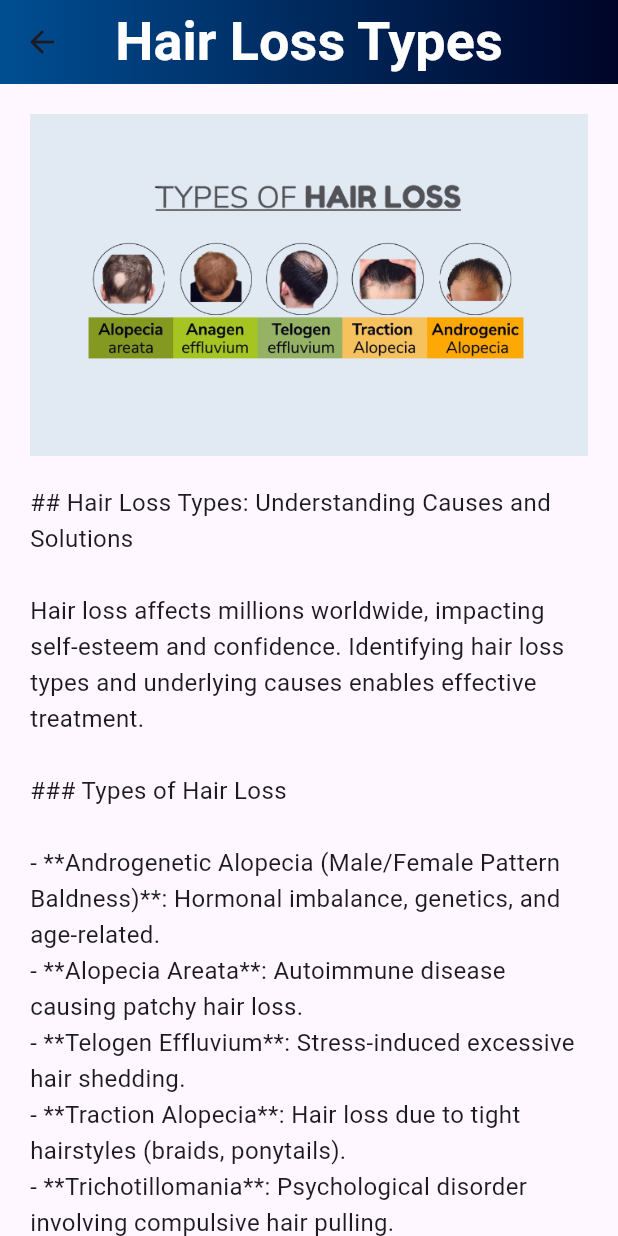
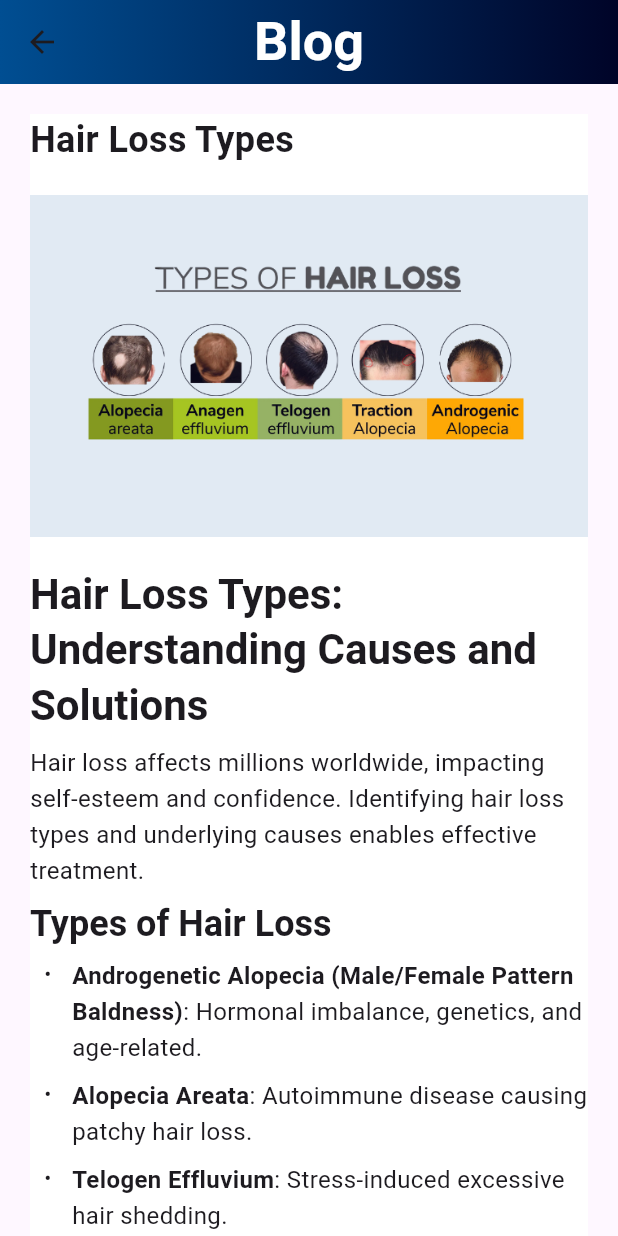
Before and after one commit to DilawarShah25/FYP-VersionControl, a Flutter app: the BlogView screen opened directly, after a tap on "Hair Loss Types", on a phone screen of 412 x 824 dp. Run offline on Flutter 3.47's test engine with Material 3 defaults, Android fonts, the phone set to English and light mode, and no system bars; drawn by our look-alikes of flutter_markdown; our stand-ins replace image_picker, shared_preferences; accounts and stored records are empty.

Commit message:
adjusted the - blog detail screen

```diff
--- a/lib/front-end/views/dashboard/other_dashboard/blog/blog_section.dart
+++ b/lib/front-end/views/dashboard/other_dashboard/blog/blog_section.dart
@@ -1,3 +1,4 @@
+// lib/front-end/blog/blog_section.dart
 import 'package:flutter/material.dart';
 
 class BlogSection extends StatelessWidget {
--- a/lib/front-end/views/dashboard/other_dashboard/blog/blog_view.dart
+++ b/lib/front-end/views/dashboard/other_dashboard/blog/blog_view.dart
@@ -1,7 +1,7 @@
 import 'package:flutter/material.dart';
-import 'package:flutter_markdown/flutter_markdown.dart';
 import 'detail_screen.dart'; // Import the detail screen
 import 'blog_section.dart'; // Import the BlogSection widget
+import 'package:flutter_markdown/flutter_markdown.dart'; // Import the markdown package
 
 class BlogView extends StatefulWidget {
   const BlogView({super.key});
@@ -146,11 +146,11 @@ class _BlogViewState extends State<BlogView> {
     switch (destination) {
       case 'DetailScreen1':
         return '''
-## Hair Loss Types: Understanding Causes and Solutions
+# Hair Loss Types: Understanding Causes and Solutions
 
 Hair loss affects millions worldwide, impacting self-esteem and confidence. Identifying hair loss types and underlying causes enables effective treatment.
 
-### Types of Hair Loss
+## Types of Hair Loss
 
 - **Androgenetic Alopecia (Male/Female Pattern Baldness)**: Hormonal imbalance, genetics, and age-related.
 - **Alopecia Areata**: Autoimmune disease causing patchy hair loss.
@@ -160,23 +160,23 @@ Hair loss affects millions worldwide, impacting self-esteem and confidence. Iden
 - **Anagen Effluvium**: Chemotherapy-induced hair loss.
 - **Scarring Alopecia**: Permanent hair loss due to inflammation, injury, or infection.
 
-### Hormonal Hair Loss
+## Hormonal Hair Loss
 
 - **Male Hormonal Hair Loss**: Dihydrotestosterone (DHT) causes hair thinning.
 - **Female Hormonal Hair Loss**: Estrogen fluctuations, polycystic ovary syndrome (PCOS).
 - **Thyroid-Related Hair Loss**: Hypothyroidism or hyperthyroidism.
 
-### Other Causes
+## Other Causes
 
-- **Genetics**
-- **Stress**
-- **Nutritional Deficiencies (Iron, Vitamin D)**
-- **Hairstyling and Grooming**
-- **Infections (Fungal, Bacterial)**
-- **Autoimmune Disorders**
-- **Medications**
+- Genetics
+- Stress
+- Nutritional Deficiencies (Iron, Vitamin D)
+- Hairstyling and Grooming
+- Infections (Fungal, Bacterial)
+- Autoimmune Disorders
+- Medications
 
-### Symptoms
+## Symptoms
 
 - Thinning or falling hair
 - Balding spots
@@ -184,7 +184,7 @@ Hair loss affects millions worldwide, impacting self-esteem and confidence. Iden
 - Itchy scalp
 - Redness and inflammation
 
-### Treatment Options
+## Treatment Options
 
 - **Medications**: Minoxidil, Finasteride
 - **Low-Level Laser Therapy (LLLT)**
@@ -194,7 +194,7 @@ Hair loss affects millions worldwide, impacting self-esteem and confidence. Iden
 - **Reducing Stress**: Yoga, meditation
 - **Consult Dermatologist**: Professional guidance
 
-### Prevention
+## Prevention
 
 - Maintain a healthy diet
 - Reduce stress
@@ -204,7 +204,7 @@ Hair loss affects millions worldwide, impacting self-esteem and confidence. Iden
 - Protect from sun damage
 - Monitor hormonal balance
 
-### Conclusion
+## Conclusion
 
 Hair loss affects individuals differently. Understanding types, causes, and solutions empowers effective management. Consult professionals for personalized advice.
 ''';
@@ -219,4 +219,5 @@ Hair loss affects individuals differently. Understanding types, causes, and solu
         return 'Content not available';
     }
   }
+
 }
--- a/lib/front-end/views/dashboard/other_dashboard/blog/detail_screen.dart
+++ b/lib/front-end/views/dashboard/other_dashboard/blog/detail_screen.dart
@@ -1,5 +1,5 @@
-// lib/front-end/blog/detail_screen.dart
 import 'package:flutter/material.dart';
+import 'package:flutter_markdown/flutter_markdown.dart'; // Import the markdown package
 
 class DetailScreen extends StatelessWidget {
   final String title;
@@ -29,9 +29,9 @@ class DetailScreen extends StatelessWidget {
             ),
           ),
         ),
-        title: Text(
-          title,
-          style: const TextStyle(
+        title: const Text(
+          'Blog',
+          style: TextStyle(
             fontWeight: FontWeight.bold,
             color: Colors.white,
             fontSize: 36,
@@ -42,16 +42,55 @@ class DetailScreen extends StatelessWidget {
       body: SafeArea(
         child: SingleChildScrollView(
           padding: const EdgeInsets.all(20),
+          child: Container(
+            color: Colors.white, // Set background color to white
             child: Column(
               crossAxisAlignment: CrossAxisAlignment.start,
               children: [
+                // Title with a larger size and bold style
+                Text(
+                  title,
+                  style: const TextStyle(
+                    fontWeight: FontWeight.bold,
+                    fontSize: 24, // Larger title size
+                  ),
+                ),
+                const SizedBox(height: 20), // Space between title and image
+
+                // Image below the title
                 Image.asset(imagePath),
-              const SizedBox(height: 20),
-              Text(
-                content,
-                style: const TextStyle(fontSize: 16, height: 1.5),
+
+                const SizedBox(height: 20), // Space between image and content
+
+                // Markdown formatted content
+                MarkdownBody(
+                  data: content,
+                  styleSheet: MarkdownStyleSheet(
+                    h1: const TextStyle(
+                      fontSize: 28,
+                      fontWeight: FontWeight.bold,
+                    ),
+                    h2: const TextStyle(
+                      fontSize: 24,
+                      fontWeight: FontWeight.bold,
+                    ),
+                    h3: const TextStyle(
+                      fontSize: 20,
+                      fontWeight: FontWeight.bold,
+                    ),
+                    p: const TextStyle(
+                      fontSize: 16,
+                      height: 1.5,
+                    ),
+                    blockquote: const TextStyle(
+                      fontSize: 16,
+                      fontStyle: FontStyle.italic,
+                      color: Colors.grey,
+                    ),
+                  ),
                 ),
               ],
+            ),
           ),
         ),
       ),
--- a/lib/front-end/views/dashboard/other_dashboard/home_view.dart
+++ b/lib/front-end/views/dashboard/other_dashboard/home_view.dart
@@ -14,14 +14,18 @@ class _HomeViewState extends State<HomeView> {
   @override
   Widget build(BuildContext context) {
     return Scaffold(
-      body: SafeArea(
-        child: SingleChildScrollView(
-          child: Container(
-            color: Colors.blue[50],
-            child: Column(
-              children: [
-                const SizedBox(
-                  height: 535.0, // Keeping the original size for the carousel container
+      appBar: PreferredSize(
+        preferredSize: const Size.fromHeight(550), // Custom height for the AppBar
+        child: AppBar(
+          automaticallyImplyLeading: false,
+          backgroundColor: Colors.white,
+          elevation: 4,
+          flexibleSpace: const Column(
+            mainAxisAlignment: MainAxisAlignment.center,
+            children: [
+              Expanded(
+                child: SizedBox(
+                  height: 250, // Height for the carousel
                   width: double.infinity,
                   child: Carousel(
                     images: [
@@ -31,15 +35,26 @@ class _HomeViewState extends State<HomeView> {
                     ],
                   ),
                 ),
+              ),
+            ],
+          ),
+        ),
+      ),
+      body: SafeArea(
+        child: SingleChildScrollView(
+          child: Container(
+            color: Colors.blue[50],
+            child: Column(
+              children: [
                 Container(
                   width: double.infinity,
                   decoration: BoxDecoration(
-                    gradient: LinearGradient(
+                    gradient: const LinearGradient(
                       colors: [
                         Color(0xFFA5FECB),
                         Color(0xFF20BDFF),
                         Color(0xFF5433FF)
-                      ], // New gradient
+                      ],
                       begin: Alignment.topLeft,
                       end: Alignment.bottomRight,
                     ),
--- a/lib/front-end/views/slider/carousel_view.dart
+++ b/lib/front-end/views/slider/carousel_view.dart
@@ -1,12 +1,11 @@
 import 'package:flutter/material.dart';
-import 'package:scalpsense/front-end/views/dashboard/community_support_view/community_support_view.dart';
 import 'dart:async';
 import '../authentication/user_login_view.dart'; // Import additional views
+import '../dashboard/community_support_view/community_support_view.dart';
 import '../dashboard/other_dashboard/blog/blog_view.dart';
 import '../dashboard/other_dashboard/home_view.dart';
 class Carousel extends StatefulWidget {
   final List<String> images;
-
   const Carousel({
     super.key,
     required this.images,
```
Lines whose indentation alone changed are shown as unchanged.
